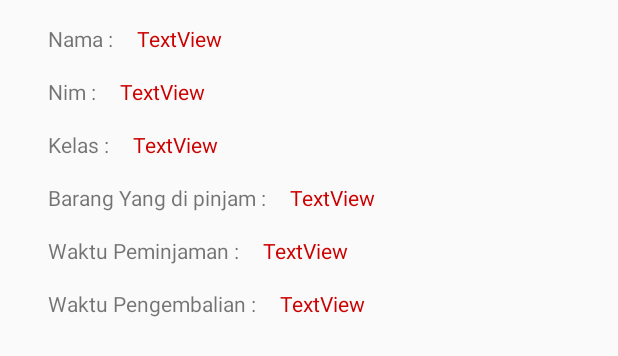
After one commit to Azizalfauzi/Warehouse-Helper, an Android app: the layout list_data_riwayat_find.xml on its own in the app's theme, with its tools: preview values and no code run, on a phone screen of 412 x 824 dp. The commit adds this screen. Shown: the top 356 px of the screen. Run offline under Robolectric (Android 15) with nearby library versions, the phone set to English and light mode, and no system bars.

Commit message:
Menambahkan halaman lihat riwayat peminjaman(database) Menampilkan detail peminjam(database)

```diff
--- a/app/src/main/AndroidManifest.xml
+++ b/app/src/main/AndroidManifest.xml
@@ -9,7 +9,8 @@
         android:roundIcon="@mipmap/ic_launcher_round"
         android:supportsRtl="true"
         android:theme="@style/AppTheme">
-        <activity android:name=".pinjambarang.TambahDataPeminjaman"></activity>
+        <activity android:name=".riwayatpeminjaman.RiwayatPeminjaman"></activity>
+        <activity android:name=".pinjambarang.TambahDataPeminjaman" />
         <activity android:name=".inventaris.CariData" />
         <activity android:name=".tambahdata.TambahData" />
         <activity android:name=".Dashboard.DashboardActivity" />
--- a/app/src/main/java/org/d3ifcool/warehousehelper/Dashboard/DashboardActivity.kt
+++ b/app/src/main/java/org/d3ifcool/warehousehelper/Dashboard/DashboardActivity.kt
@@ -15,6 +15,7 @@ import org.d3ifcool.warehousehelper.autentifikasi.LoginActivity
 import org.d3ifcool.warehousehelper.inventaris.CariData
 import org.d3ifcool.warehousehelper.databinding.ActivityDashboardBinding
 import org.d3ifcool.warehousehelper.pinjambarang.TambahDataPeminjaman
+import org.d3ifcool.warehousehelper.riwayatpeminjaman.RiwayatPeminjaman
 
 
 class DashboardActivity : AppCompatActivity() {
@@ -37,6 +38,9 @@ class DashboardActivity : AppCompatActivity() {
         }
         binding.btPinjamBarang.setOnClickListener {
             startActivity(Intent(this, TambahDataPeminjaman::class.java))
+        }
+        binding.btRiwayatPeminjaman.setOnClickListener {
+            startActivity(Intent(this, RiwayatPeminjaman::class.java))
         }
     }
 
--- a/app/src/main/res/layout/list_data_cari.xml
+++ b/app/src/main/res/layout/list_data_cari.xml
@@ -13,6 +13,7 @@
         android:layout_marginTop="16dp"
         android:text="TextView"
         android:textAppearance="@style/TextAppearance.AppCompat.Body2"
+        android:textColor="@android:color/holo_red_dark"
         android:textSize="18sp"
         app:layout_constraintStart_toStartOf="parent"
         app:layout_constraintTop_toTopOf="parent" />
@@ -23,7 +24,10 @@
         android:layout_height="wrap_content"
         android:layout_marginStart="32dp"
         android:layout_marginTop="9dp"
+        android:layout_marginBottom="16dp"
         android:text="TextView"
+        android:textColor="@android:color/holo_red_dark"
+        app:layout_constraintBottom_toBottomOf="parent"
         app:layout_constraintStart_toStartOf="parent"
         app:layout_constraintTop_toBottomOf="@+id/tv_nama_barang_update" />
 
--- /dev/null
+++ b/app/src/main/res/layout/list_data_riwayat_find.xml
@@ -0,0 +1,143 @@
+<?xml version="1.0" encoding="utf-8"?>
+<androidx.constraintlayout.widget.ConstraintLayout xmlns:android="http://schemas.android.com/apk/res/android"
+    xmlns:app="http://schemas.android.com/apk/res-auto"
+    xmlns:tools="http://schemas.android.com/tools"
+    android:layout_width="match_parent"
+    android:layout_height="wrap_content">
+
+    <TextView
+        android:id="@+id/textView10"
+        android:layout_width="wrap_content"
+        android:layout_height="wrap_content"
+        android:layout_marginStart="32dp"
+        android:layout_marginTop="16dp"
+        android:text="@string/t_nama_riwayat"
+        app:layout_constraintStart_toStartOf="parent"
+        app:layout_constraintTop_toTopOf="parent" />
+
+    <TextView
+        android:id="@+id/textView17"
+        android:layout_width="wrap_content"
+        android:layout_height="wrap_content"
+        android:layout_marginStart="16dp"
+        app:layout_constraintBottom_toBottomOf="@+id/textView10"
+        app:layout_constraintStart_toEndOf="@+id/textView10"
+        app:layout_constraintTop_toTopOf="@+id/textView10" />
+
+    <TextView
+        android:id="@+id/textView18"
+        android:layout_width="wrap_content"
+        android:layout_height="wrap_content"
+        android:layout_marginStart="32dp"
+        android:layout_marginTop="16dp"
+        android:text="@string/t_nim_riwayat"
+        app:layout_constraintStart_toStartOf="parent"
+        app:layout_constraintTop_toBottomOf="@+id/textView10" />
+
+    <TextView
+        android:id="@+id/textView20"
+        android:layout_width="wrap_content"
+        android:layout_height="wrap_content"
+        android:layout_marginStart="32dp"
+        android:layout_marginTop="16dp"
+        android:text="@string/t_kelas_riwayat"
+        app:layout_constraintStart_toStartOf="parent"
+        app:layout_constraintTop_toBottomOf="@+id/textView18" />
+
+    <TextView
+        android:id="@+id/textView21"
+        android:layout_width="wrap_content"
+        android:layout_height="wrap_content"
+        android:layout_marginStart="32dp"
+        android:layout_marginTop="16dp"
+        android:text="@string/t_barang_riwayat"
+        app:layout_constraintStart_toStartOf="parent"
+        app:layout_constraintTop_toBottomOf="@+id/textView20" />
+
+    <TextView
+        android:id="@+id/textView22"
+        android:layout_width="wrap_content"
+        android:layout_height="wrap_content"
+        android:layout_marginStart="32dp"
+        android:layout_marginTop="16dp"
+        android:text="@string/t_waktupinjam_riwayat"
+        app:layout_constraintStart_toStartOf="parent"
+        app:layout_constraintTop_toBottomOf="@+id/textView21" />
+
+    <TextView
+        android:id="@+id/textView23"
+        android:layout_width="wrap_content"
+        android:layout_height="wrap_content"
+        android:layout_marginStart="32dp"
+        android:layout_marginTop="16dp"
+        android:layout_marginBottom="16dp"
+        android:text="@string/t_waktupengembalian_riwayat"
+        app:layout_constraintBottom_toBottomOf="parent"
+        app:layout_constraintStart_toStartOf="parent"
+        app:layout_constraintTop_toBottomOf="@+id/textView22" />
+
+    <TextView
+        android:id="@+id/tv_nama_riwayat"
+        android:layout_width="wrap_content"
+        android:layout_height="wrap_content"
+        android:text="TextView"
+        android:textColor="@android:color/holo_red_dark"
+        app:layout_constraintBottom_toBottomOf="@+id/textView10"
+        app:layout_constraintStart_toEndOf="@+id/textView17"
+        app:layout_constraintTop_toTopOf="@+id/textView10" />
+
+    <TextView
+        android:id="@+id/tv_nim_riwayat"
+        android:layout_width="wrap_content"
+        android:layout_height="wrap_content"
+        android:layout_marginStart="16dp"
+        android:text="TextView"
+        android:textColor="@android:color/holo_red_dark"
+        app:layout_constraintBottom_toBottomOf="@+id/textView18"
+        app:layout_constraintStart_toEndOf="@+id/textView18"
+        app:layout_constraintTop_toTopOf="@+id/textView18" />
+
+    <TextView
+        android:id="@+id/tv_kelas_riwayat"
+        android:layout_width="wrap_content"
+        android:layout_height="wrap_content"
+        android:layout_marginStart="16dp"
+        android:text="TextView"
+        android:textColor="@android:color/holo_red_dark"
+        app:layout_constraintBottom_toBottomOf="@+id/textView20"
+        app:layout_constraintStart_toEndOf="@+id/textView20"
+        app:layout_constraintTop_toTopOf="@+id/textView20" />
+
+    <TextView
+        android:id="@+id/tv_barangpinjam_riwayat"
+        android:layout_width="wrap_content"
+        android:layout_height="wrap_content"
+        android:layout_marginStart="16dp"
+        android:text="TextView"
+        android:textColor="@android:color/holo_red_dark"
+        app:layout_constraintBottom_toBottomOf="@+id/textView21"
+        app:layout_constraintStart_toEndOf="@+id/textView21"
+        app:layout_constraintTop_toTopOf="@+id/textView21" />
+
+    <TextView
+        android:id="@+id/tv_waktupinjam_riwayat"
+        android:layout_width="wrap_content"
+        android:layout_height="wrap_content"
+        android:layout_marginStart="16dp"
+        android:text="TextView"
+        android:textColor="@android:color/holo_red_dark"
+        app:layout_constraintBottom_toBottomOf="@+id/textView22"
+        app:layout_constraintStart_toEndOf="@+id/textView22"
+        app:layout_constraintTop_toTopOf="@+id/textView22" />
+
+    <TextView
+        android:id="@+id/tv_waktupengembalian_riwayat"
+        android:layout_width="wrap_content"
+        android:layout_height="wrap_content"
+        android:layout_marginStart="16dp"
+        android:text="TextView"
+        android:textColor="@android:color/holo_red_dark"
+        app:layout_constraintBottom_toBottomOf="@+id/textView23"
+        app:layout_constraintStart_toEndOf="@+id/textView23"
+        app:layout_constraintTop_toTopOf="@+id/textView23" />
+</androidx.constraintlayout.widget.ConstraintLayout>
--- a/app/src/main/res/values/strings.xml
+++ b/app/src/main/res/values/strings.xml
@@ -62,4 +62,12 @@
     <string name="t_hasil_keluar_jam_peminjaman">00.00</string>
     <string name="t_pinjam_barang">Pinjam Barang</string>
     <string name="t_back_peminjaman">Kembali</string>
+    <string name="t_jumlah_riwayat_peminjaman">(Jumlah Barang)</string>
+    <string name="t_jam_peminjaman">Waktu Peminjaman :</string>
+    <string name="t_nama_riwayat">Nama :</string>
+    <string name="t_nim_riwayat">Nim :</string>
+    <string name="t_kelas_riwayat">Kelas :</string>
+    <string name="t_barang_riwayat">Barang Yang di pinjam :</string>
+    <string name="t_waktupinjam_riwayat">Waktu Peminjaman :</string>
+    <string name="t_waktupengembalian_riwayat">Waktu Pengembalian :</string>
 </resources>
```
Also changed, not shown: app/src/main/java/org/d3ifcool/warehousehelper/riwayatpeminjaman/DataRiwayatPeminjaman.kt (added, +71 -0 lines), app/src/main/java/org/d3ifcool/warehousehelper/riwayatpeminjaman/RiwayatPeminjaman.kt (added, +63 -0 lines), app/src/main/res/layout/list_data_riwayat_peminjaman.xml (added, +79 -0 lines).
